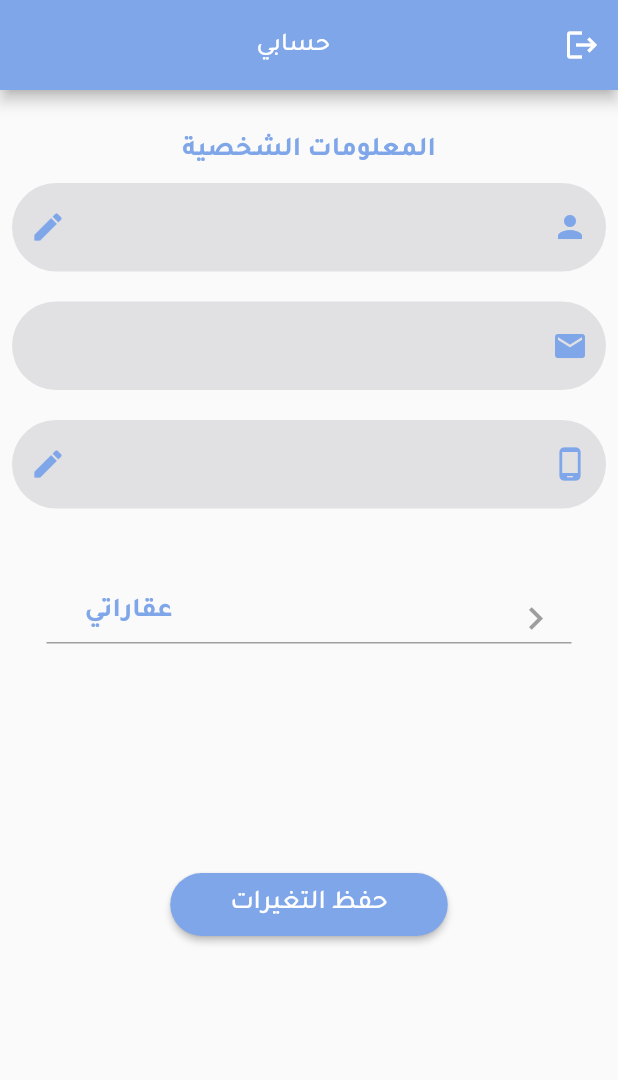
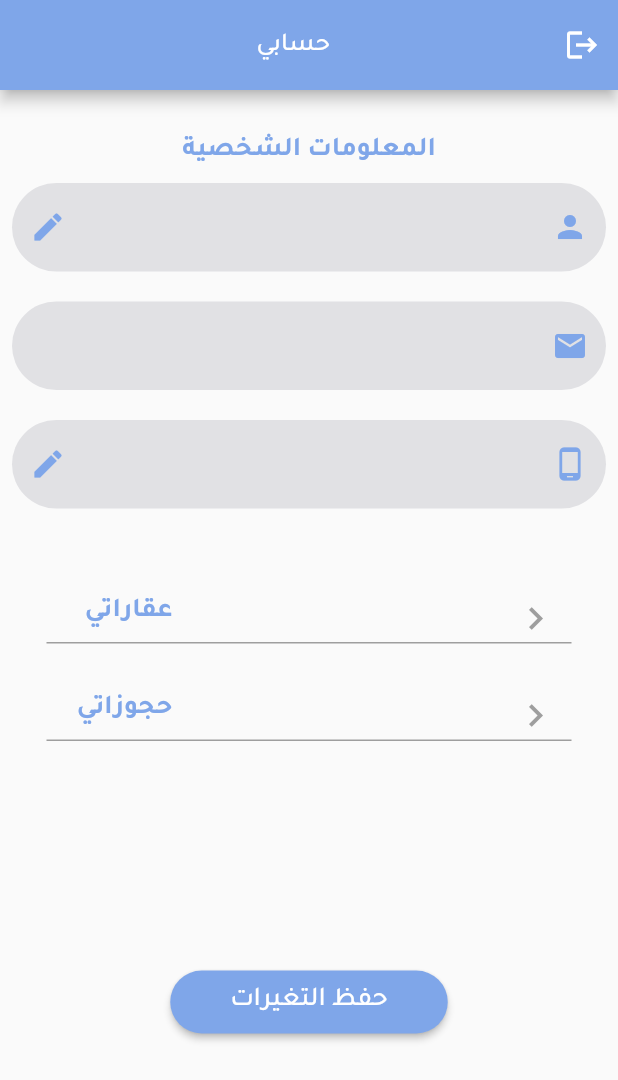
Before and after one commit to khloudaldughaim/2022-GP1-17, a Flutter app: the ProfilePage screen opened directly, on a phone screen of 412 x 824 dp. Shown: the top 1080 px of the screen. Run offline on Flutter 3.47's test engine with Material 2 defaults, Android fonts, the phone set to English and light mode, and no system bars; our stand-ins replace cloud_firestore, csc_picker, date_time_picker, firebase_auth, firebase_core, firebase_storage and 5 more; missing offline and left inert: booking_calendar, cloud_firestore_web, firebase_core_web, label_marker, search_map_place_updated; accounts and stored records are empty.

Commit message:
Update profile.dart

```diff
--- a/lib/pages/profile.dart
+++ b/lib/pages/profile.dart
@@ -5,6 +5,7 @@ import 'package:firebase_auth/firebase_auth.dart';
 import 'package:firebase_core/firebase_core.dart';
 import 'package:flutter/material.dart';
 import 'package:fluttertoast/fluttertoast.dart';
+import 'package:nozol_application/pages/ownerBooking.dart';
 import 'package:nozol_application/registration/log_in.dart';
 import '../registration/sign_up.dart';
 import 'my-property.dart';
@@ -269,9 +270,66 @@ class _ProfilePageState extends State<ProfilePage> {
                                                 fontFamily: "Tajawal-b",
                                               ),
                                             )),
+
                                       ],
                                     )),
                               ),
+                //this for booking page [start]
+                              SizedBox(
+                                height: 25,
+                              ),
+                                Directionality(
+                                textDirection: TextDirection.rtl,
+                                child: Container(
+                                    width: 350,
+                                    height: 40,
+                                    decoration: BoxDecoration(
+                                        border: Border(
+                                            bottom: BorderSide(
+                                      color: Colors.grey,
+                                      width: 1,
+                                    ))),
+                                    child: Row(
+                                      children: [
+                                        IconButton(
+                                          onPressed: () {
+                                            Navigator.push(
+                                                context,
+                                                MaterialPageRoute(
+                                                    builder: (context) =>
+                                                        ownerBooking()));
+                                          },
+                                          icon: const Icon(
+                                              Icons.keyboard_arrow_right),
+                                          color: Colors.grey,
+                                          iconSize: 30,
+                                        ),
+                                        SizedBox(
+                                          width: 210,
+                                        ),
+                                        TextButton(
+                                            onPressed: () {
+                                              Navigator.push(
+                                                  context,
+                                                  MaterialPageRoute(
+                                                      builder: (context) =>
+                                                          ownerBooking()));
+                                            },
+                                            child: Text(
+                                              "حجوزاتي",
+                                              style: TextStyle(
+                                                fontSize: 18,
+                                                color: Color.fromARGB(
+                                                    255, 127, 166, 233),
+                                                fontFamily: "Tajawal-b",
+                                              ),
+                                            )),
+
+                                      ],
+                                    )),
+                              ),
+                            //this for booking page [End]
+
                               SizedBox(
                                 height: 150,
                               ),
```
